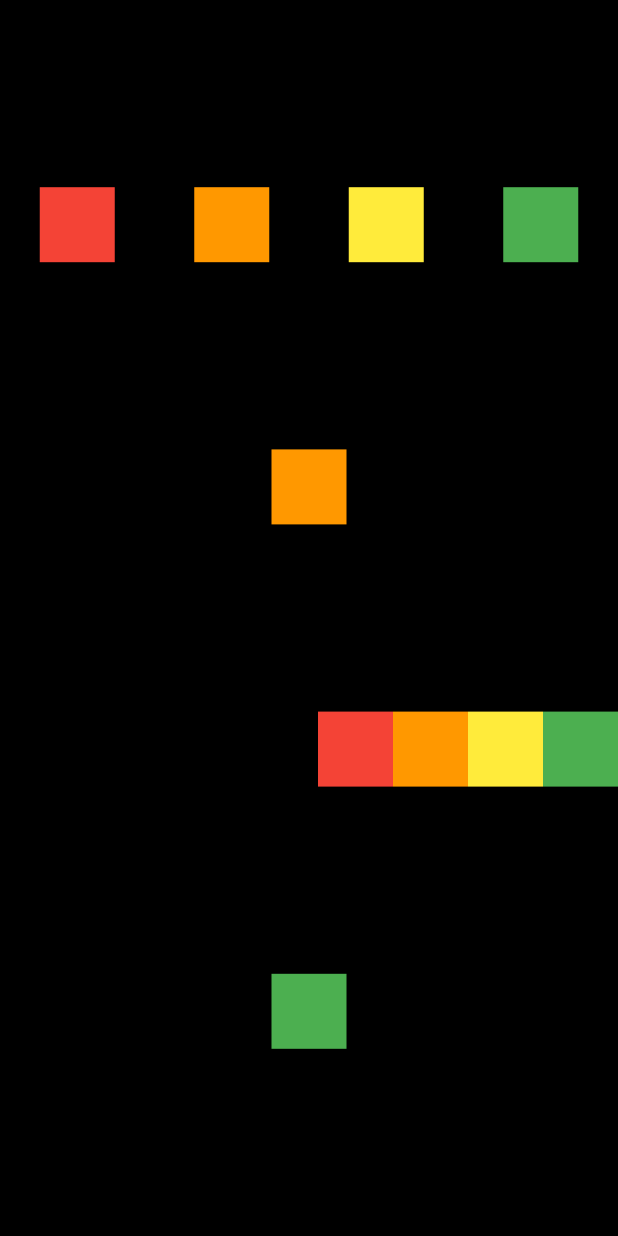
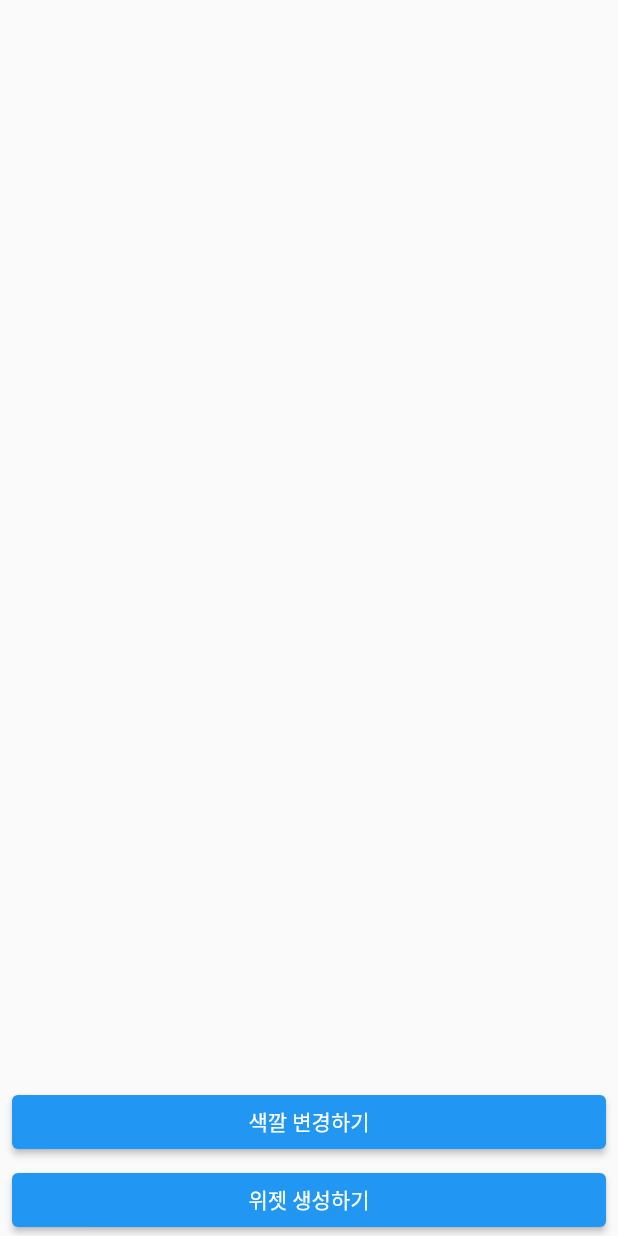
Before and after one commit to Jong-Yu/flutter_splash_screen, a Flutter app: the screen it shows after launch, on a phone screen of 412 x 824 dp. Run offline on Flutter 3.47's test engine with Material 2 defaults, Android fonts, the phone set to English and light mode, and no system bars; our stand-ins replace webview_flutter.

```diff
--- a/lib/main.dart
+++ b/lib/main.dart
@@ -1,5 +1,5 @@
 import 'package:flutter/material.dart';
-import 'package:hello_world/screen/column_row.dart';
+import 'package:hello_world/screen/stateful_widget.dart';
 
 void main() {
   // Flutter 프레임워크가
@@ -7,9 +7,72 @@ void main() {
   WidgetsFlutterBinding.ensureInitialized();
 
   runApp(MaterialApp(
-    home: ColumnRow(),
+    home: Root(),
   ));
 }
+
+class Root extends StatefulWidget {
+  const Root({Key? key}) : super(key: key);
+
+  @override
+  _RootState createState() => _RootState();
+}
+
+class _RootState extends State<Root> {
+  Color color = Colors.blue;
+  bool show = false;
+
+  @override
+  Widget build(BuildContext context) {
+    return Scaffold(
+      body: SafeArea(
+        child: Padding(
+          padding: const EdgeInsets.symmetric(horizontal: 8.0),
+          child: Column(
+            children: [
+              Expanded(
+                child: Center(
+                  child: show
+                      ? Stateful(
+                          color: color,
+                        )
+                      : Container(),
+                ),
+              ),
+              Column(
+                crossAxisAlignment: CrossAxisAlignment.stretch,
+                children: [
+                  ElevatedButton(
+                    onPressed: () {
+                      setState(() {
+                        color = color == Colors.red ? Colors.blue : Colors.red;
+                      });
+                    },
+                    child: Text(
+                      '색깔 변경하기',
+                    ),
+                  ),
+                  const SizedBox(height: 4.0),
+                  ElevatedButton(
+                    onPressed: () {
+                      setState(() {
+                        show = !show;
+                      });
+                    },
+                    child: Text(
+                      !show ? '위젯 생성하기' : '위젯 삭제하기',
+                    ),
+                  ),
+                ],
+              ),
+            ],
+          ),
+        ),
+      ),
+    );
+  }
+}
+
 // Splash Screen
 // class HomeScreen extends StatelessWidget {
 //   @override
```
Also changed, not shown: lib/screen/stateful_widget.dart (added, +21 -0 lines).
